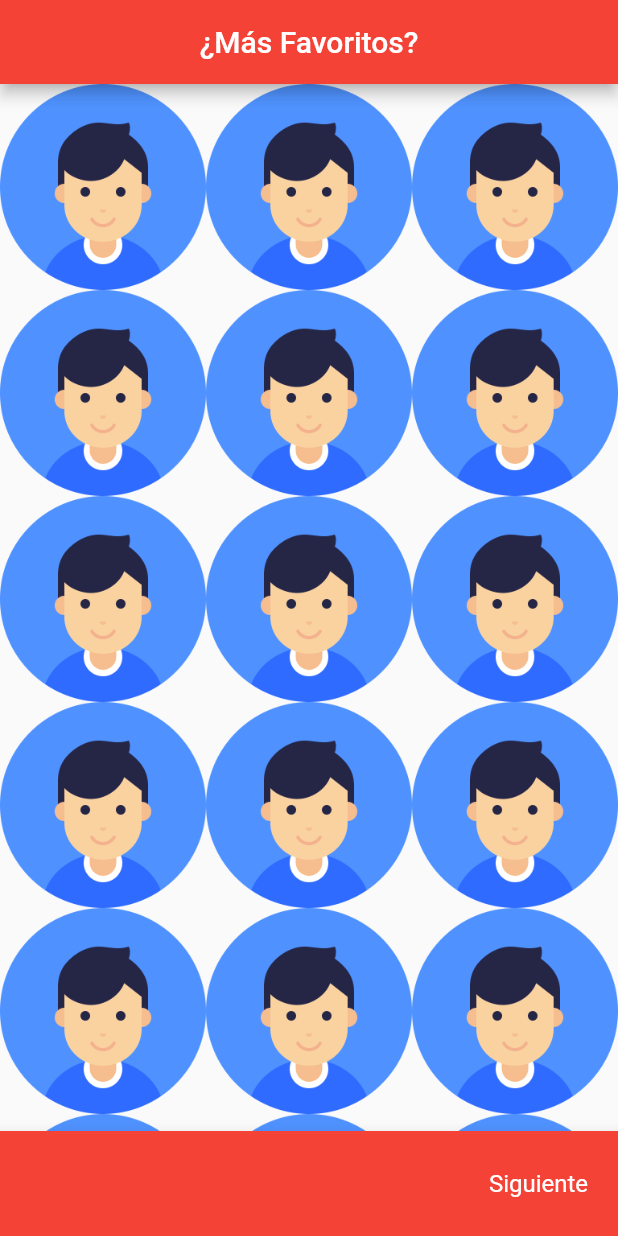
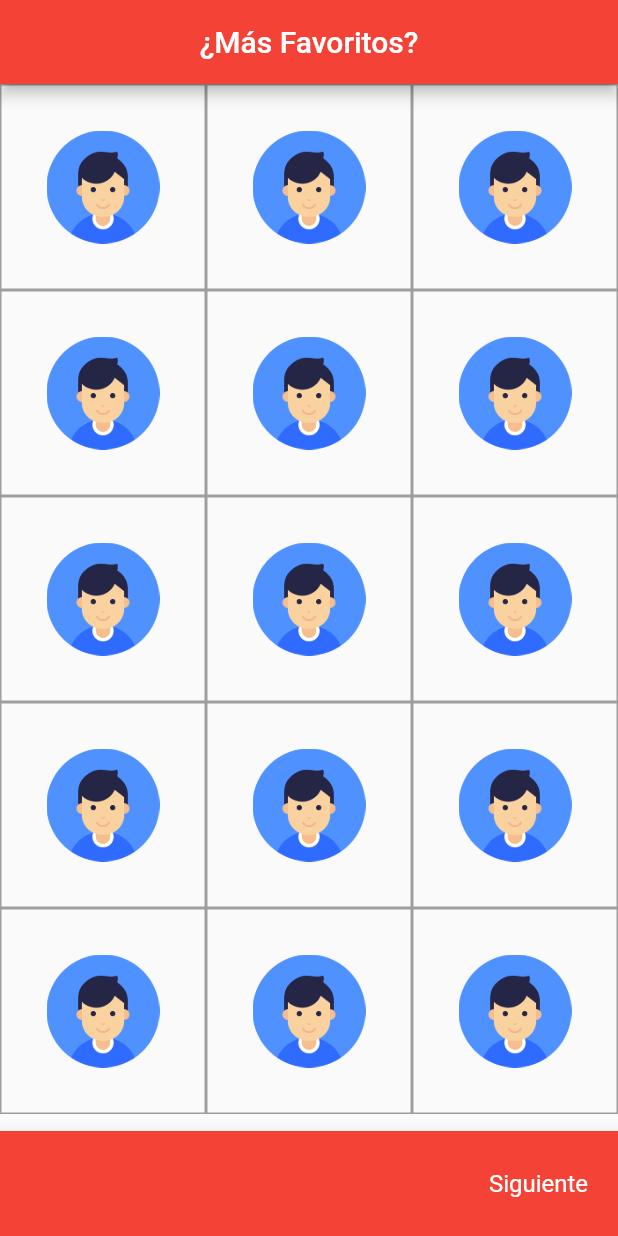
Before and after one commit to hector-mendoza/espn-flutter, a Flutter app: the screen it shows after launch, on a phone screen of 412 x 824 dp. Run offline on Flutter 3.47's test engine with Material 2 defaults, Android fonts, the phone set to English and light mode, and no system bars.

Commit message:
pading added to the grid

```diff
--- a/lib/main.dart
+++ b/lib/main.dart
@@ -37,9 +37,15 @@ class MyStatelessWidget extends StatelessWidget {
         // horizontal, this produces 2 rows.
         crossAxisCount: 3,
         // Generate 100 widgets that display their index in the List.
-        children: List.generate(100, (index) {
+        children: List.generate(15, (index) {
           return Center(
-            child: Image.asset('assets/user.png'),
+            child:  Container(
+              decoration: BoxDecoration(
+                border: Border.all(color: Colors.grey, width: 1.0)
+              ),
+              padding: const  EdgeInsets.all(30.0),
+              child: Image.asset('assets/user.png'),
+            )
           );
         }),
       ),
```
